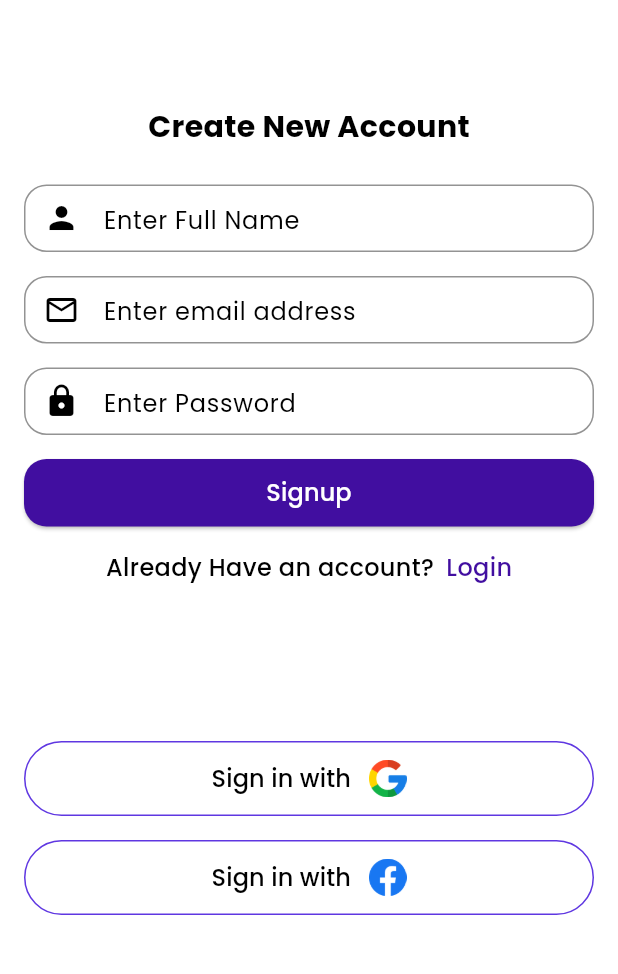
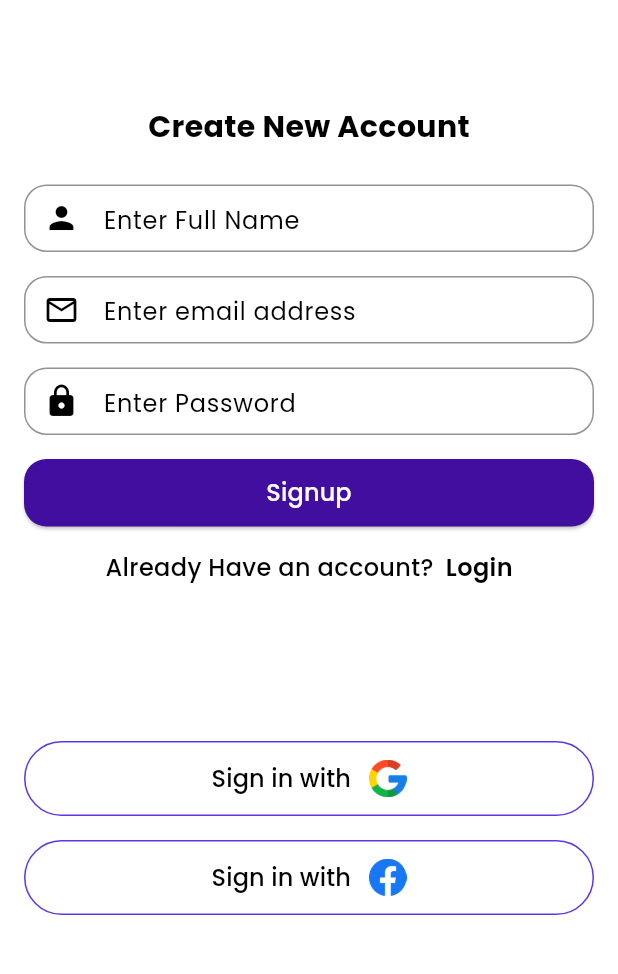
Before and after one commit to alokmaurya281/tasky_App, a Flutter app: the screen it shows after launch, after a tap on "Skip", after a tap on "Signup", on a phone screen of 412 x 824 dp, the part 174-1148 px from its top. Run offline on Flutter 3.47's test engine with Material 3 defaults, Android fonts, the phone set to English and light mode, and no system bars; our stand-ins replace cached_network_image, cloud_firestore, firebase_auth, firebase_core, firebase_storage, google_fonts and 5 more; accounts and stored records are empty.

Commit message:
Login signup reset pass home screen ui done

```diff
--- a/lib/screens/auth/login_screen.dart
+++ b/lib/screens/auth/login_screen.dart
@@ -172,8 +172,8 @@ class _LoginScreenState extends State<LoginScreen> {
                           "Forgot Password",
                           style: TextStyle(
                             fontSize: 16,
-                            fontWeight: FontWeight.w500,
-                            color: Theme.of(context).colorScheme.primary,
+                            fontWeight: FontWeight.w600,
+                            color: Theme.of(context).colorScheme.onPrimary,
                           ),
                         ),
                       ),
@@ -211,8 +211,8 @@ class _LoginScreenState extends State<LoginScreen> {
                           'Signup',
                           style: TextStyle(
                             fontSize: 16,
-                            fontWeight: FontWeight.w500,
-                            color: Theme.of(context).colorScheme.primary,
+                            fontWeight: FontWeight.w600,
+                            color: Theme.of(context).colorScheme.onPrimary,
                           ),
                         ),
                       ),
--- a/lib/screens/auth/signup_screen.dart
+++ b/lib/screens/auth/signup_screen.dart
@@ -212,8 +212,8 @@ class _SignupScreenState extends State<SignupScreen> {
                           'Login',
                           style: TextStyle(
                             fontSize: 16,
-                            fontWeight: FontWeight.w500,
-                            color: Theme.of(context).colorScheme.primary,
+                            fontWeight: FontWeight.w600,
+                            color: Theme.of(context).colorScheme.onPrimary,
                           ),
                         ),
                       ),
```
